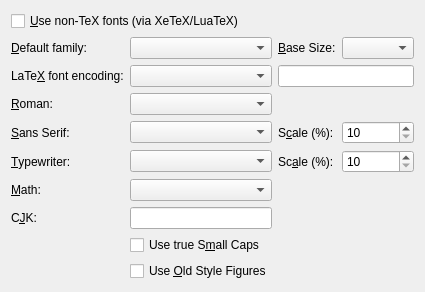
Above: src/frontends/qt4/ui/FontUi.ui from cburschka/lyx before the change. Below: the same form after it.
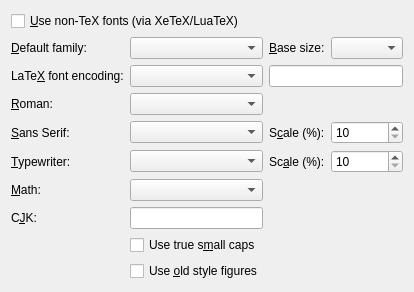
That is the form after the change.

```diff
--- a/src/frontends/qt4/ui/FontUi.ui
+++ b/src/frontends/qt4/ui/FontUi.ui
@@ -57,7 +57,7 @@
    <item row="1" column="2">
     <widget class="QLabel" name="BaseSizeLA">
      <property name="text">
-      <string>&amp;Base Size:</string>
+      <string>&amp;Base size:</string>
      </property>
      <property name="buddy">
       <cstring>fontsizeCO</cstring>
@@ -228,7 +228,7 @@
       <string>Use a real small caps shape, if the font provides one</string>
      </property>
      <property name="text">
-      <string>Use true S&amp;mall Caps</string>
+      <string>Use true s&amp;mall caps</string>
      </property>
     </widget>
    </item>
@@ -238,7 +238,7 @@
       <string>Use old style instead of lining figures</string>
      </property>
      <property name="text">
-      <string>Use &amp;Old Style Figures</string>
+      <string>Use &amp;old style figures</string>
      </property>
     </widget>
    </item>
```
